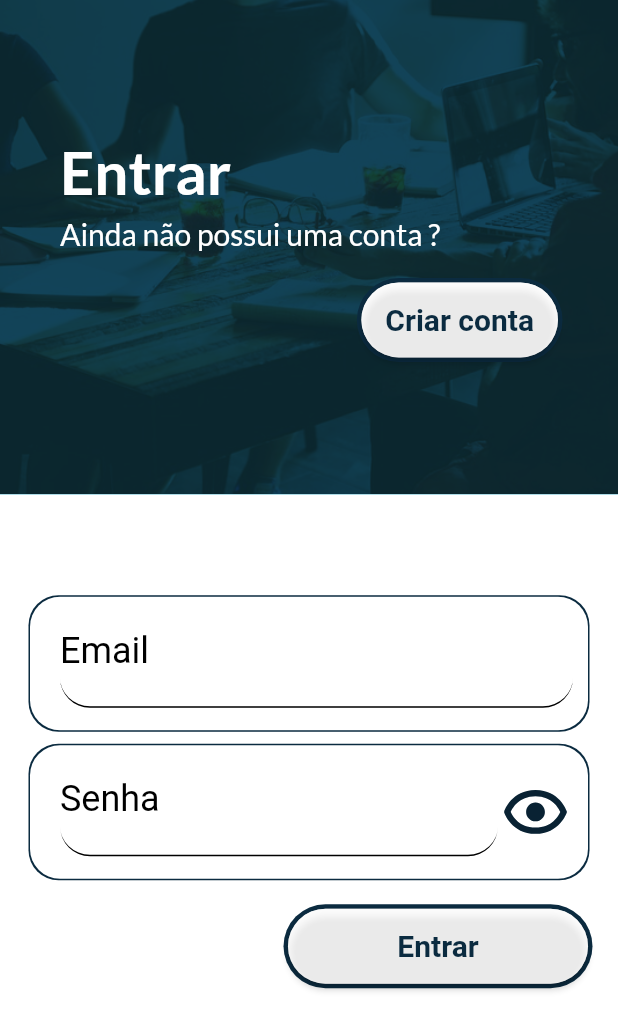
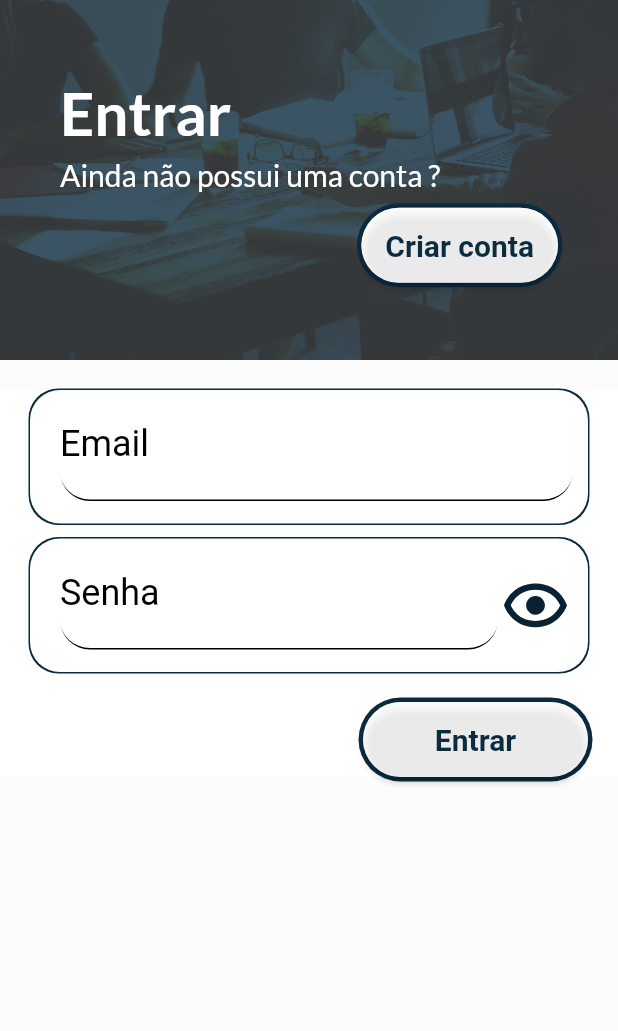
Before and after one commit to guicrisostomo/hour, a Flutter app: the screen it shows after launch, after a tap on "Cadastrar", after a tap on "Entrar", on a phone screen of 412 x 824 dp. Shown: the top 1031 px of the screen. Run offline on Flutter 3.47's test engine with Material 2 defaults, Android fonts, the light colour scheme and no system bars; our stand-ins replace firebase_core, flutter_dotenv, flutter_svg, google_fonts; accounts and stored records are empty.

Commit message:
style: correct size of elements

```diff
--- a/lib/view/pages/login.dart
+++ b/lib/view/pages/login.dart
@@ -22,13 +22,12 @@
 
   @override
   Widget build(BuildContext context) {
-    return Theme(
-      data: Theme.of(context).copyWith(scaffoldBackgroundColor: globals.secundary),
-      child: Scaffold(
-        body: Column(
+    return Scaffold(
+      body: SingleChildScrollView(
+        child: Column(
           children: [
             Container(
-              height: MediaQuery.of(context).size.height * 0.4,
+              height: 240,
               width: MediaQuery.of(context).size.width,
 
               decoration: BoxDecoration(
@@ -66,7 +65,7 @@
                       ),
                     ),
 
-                    const SizedBox(height: 20),
+                    const SizedBox(height: 10),
 
                     Container(
                       alignment: Alignment.centerRight,
@@ -77,11 +76,12 @@
               ),
             ),
 
-            Expanded(
-              child: Container(
+            const SizedBox(height: 20),
+
+            Container(
               color: Colors.white,
               child: Padding(
-                  padding: const EdgeInsets.fromLTRB(20, 0, 20, 100),
+                padding: const EdgeInsets.fromLTRB(20, 0, 20, 0),
                 child: Column(
                   mainAxisAlignment: MainAxisAlignment.center,
                   crossAxisAlignment: CrossAxisAlignment.center,
@@ -96,10 +96,9 @@
 
                     Container(
                       alignment: Alignment.centerRight,
-                        child: button('Entrar', 200, 50, logIn)
+                      child: button('Entrar', 150, 50, logIn)
                     ),
                   ],
-                  ),
                 ),
               ),
             ),
--- a/lib/view/pages/presentation.dart
+++ b/lib/view/pages/presentation.dart
@@ -57,8 +57,8 @@
                   crossAxisAlignment: CrossAxisAlignment.end,
 
                   children: [
-                    button('Cadastrar', 150, 50, () => Navigator.popAndPushNamed(context, '/register')),
-                    button('Entrar', 150, 50, () => Navigator.popAndPushNamed(context, '/login')),
+                    button('Cadastrar', 50, 50, () => Navigator.popAndPushNamed(context, '/register')),
+                    button('Entrar', 50, 50, () => Navigator.popAndPushNamed(context, '/login')),
 
                   ],
                 ),
--- a/lib/view/pages/register.dart
+++ b/lib/view/pages/register.dart
@@ -30,7 +30,7 @@
         child: Column(
           children: [
             Container(
-              height: MediaQuery.of(context).size.height * 0.4,
+              height: 220,
               width: MediaQuery.of(context).size.width,
               decoration: BoxDecoration(
                 color: globals.primary,
@@ -103,7 +103,7 @@
 
                     Container(
                       alignment: Alignment.centerRight,
-                      child: button('Criar conta', 200, 50, register)
+                      child: button('Criar conta', 150, 50, register)
                     ),
 
                     const SizedBox(height: 20),
--- a/lib/view/widgets/list.dart
+++ b/lib/view/widgets/list.dart
@@ -43,8 +43,6 @@
                   size: 30,
                 ),
 
-                const SizedBox(width: 10),
-
                 IconButton(
                   iconSize: 30,
 
--- a/lib/view/widgets/listEdit.dart
+++ b/lib/view/widgets/listEdit.dart
@@ -50,8 +50,6 @@
                   ),
                 ),
 
-                const SizedBox(width: 10),
-
                 IconButton(
                   iconSize: 30,
 
```
Lines whose indentation alone changed are shown as unchanged.
